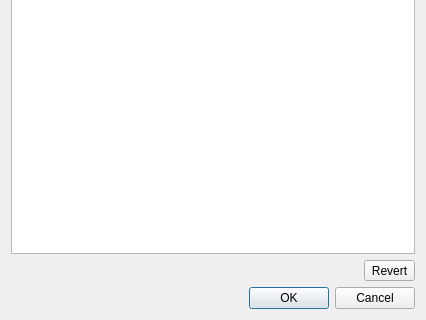
The window that irs/src/gui/wfipsdispatcheditdialog.ui (firelab/wfips) describes before a commit, drawn with Qt 5; both pictures show x 0 to 426 and y 287 to 607 of the 426 by 607 pixel window.
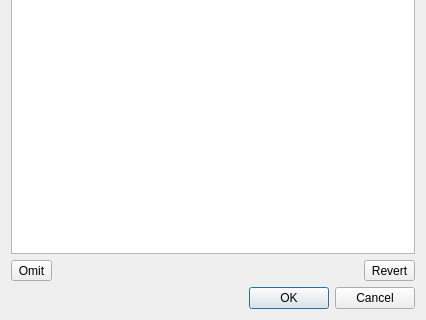
The same window after the commit.

Diff of the .ui file:
```diff
--- a/irs/src/gui/wfipsdispatcheditdialog.ui
+++ b/irs/src/gui/wfipsdispatcheditdialog.ui
@@ -19,6 +19,19 @@
    </item>
    <item>
     <layout class="QHBoxLayout" name="horizontalLayout_2">
+     <item>
+      <widget class="QToolButton" name="omitToolButton">
+       <property name="toolTip">
+        <string>Omit Selected Locations.</string>
+       </property>
+       <property name="text">
+        <string>Omit</string>
+       </property>
+       <property name="toolButtonStyle">
+        <enum>Qt::ToolButtonTextBesideIcon</enum>
+       </property>
+      </widget>
+     </item>
      <item>
       <spacer name="horizontalSpacer">
        <property name="orientation">
```
Left out of the diff: 2 changed lines with no effect on the pictures.
